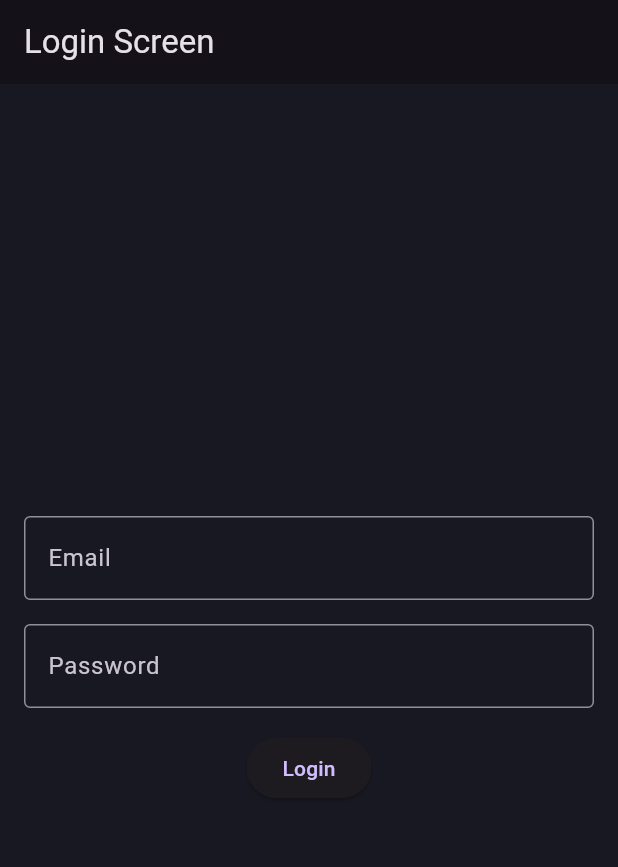
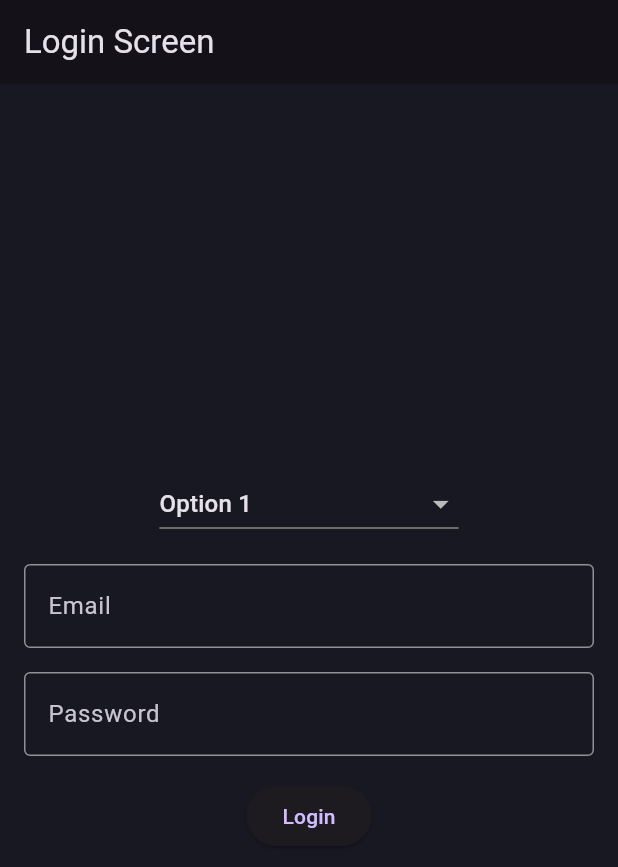
Before and after one commit to sfrenchy/Querier, a Flutter app: the screen it shows after launch, after a tap on "Login", on a phone screen of 412 x 824 dp. Shown: the top 867 px of the screen. Run offline on Flutter 3.47's test engine with Material 3 defaults, Android fonts, the phone set to English and light mode, and no system bars; our stand-ins replace bloc, equatable, fl_chart, flutter_bloc, flutter_svg; network calls fail; Roboto replaces fonts that are missing (IBMPlexSans).

Commit message:
Added DropDown to select server connection (WIP)

```diff
--- a/querier/lib/login_bloc.dart
+++ /dev/null
@@ -1,23 +0,0 @@
-import 'package:bloc/bloc.dart';
-import 'package:equatable/equatable.dart';
-
-part 'login_event.dart';
-part 'login_state.dart';
-
-class LoginBloc extends Bloc<LoginEvent, LoginState> {
-  LoginBloc() : super(LoginInitial()) {
-    on<LoginButtonPressed>((event, emit) {
-      try {
-        // Replace this with your own login logic
-        Future.delayed(const Duration(seconds: 2));
-        if (event.email == "toto" && event.password == "tutu") {
-          LoginSuccess();
-        } else {
-          throw Exception("test exception");
-        }
-      } catch (error) {
-        print(LoginFailure(error: error.toString()));
-      }
-    });
-  }
-}
--- a/querier/lib/login_event.dart
+++ /dev/null
@@ -1,22 +0,0 @@
-part of 'login_bloc.dart';
-
-abstract class LoginEvent extends Equatable {
-  const LoginEvent();
-
-  @override
-  List<Object> get props => [];
-}
-
-class LoginButtonPressed extends LoginEvent {
-  final String email;
-  final String password;
-
-  const LoginButtonPressed({required this.email, required this.password});
-
-  @override
-  List<Object> get props => [email, password];
-
-  @override
-  String toString() =>
-      'LoginButtonPressed { email: $email, password: $password }';
-}
--- a/querier/lib/login_screen.dart
+++ /dev/null
@@ -1,95 +0,0 @@
-import 'package:flutter/material.dart';
-import 'package:flutter_bloc/flutter_bloc.dart';
-import 'login_bloc.dart';
-
-class LoginScreen extends StatefulWidget {
-  const LoginScreen({Key? key}) : super(key: key);
-
-  @override
-  _LoginScreenState createState() => _LoginScreenState();
-}
-
-class _LoginScreenState extends State<LoginScreen> {
-  final _emailController = TextEditingController();
-  final _passwordController = TextEditingController();
-
-  @override
-  void dispose() {
-    _emailController.dispose();
-    _passwordController.dispose();
-    super.dispose();
-  }
-
-  @override
-  Widget build(BuildContext context) {
-    final loginBloc = BlocProvider.of<LoginBloc>(context);
-
-    return Directionality(
-      textDirection: TextDirection.ltr,
-      child: Scaffold(
-        appBar: AppBar(
-          title: const Text('Login Screen'),
-        ),
-        body: BlocListener<LoginBloc, LoginState>(
-          listener: (context, state) {
-            if (state is LoginFailure) {
-              ScaffoldMessenger.of(context)
-                ..hideCurrentSnackBar()
-                ..showSnackBar(SnackBar(
-                  content: Text(state.error),
-                  duration: const Duration(seconds: 3),
-                ));
-            }
-          },
-          child: BlocBuilder<LoginBloc, LoginState>(
-            builder: (context, state) {
-              return Padding(
-                padding: const EdgeInsets.all(16.0),
-                child: Column(
-                  mainAxisAlignment: MainAxisAlignment.center,
-                  children: <Widget>[
-                    TextFormField(
-                      controller: _emailController,
-                      decoration: const InputDecoration(
-                        labelText: 'Email',
-                        border: OutlineInputBorder(),
-                      ),
-                    ),
-                    const SizedBox(height: 16),
-                    TextFormField(
-                      controller: _passwordController,
-                      obscureText: true,
-                      decoration: const InputDecoration(
-                        labelText: 'Password',
-                        border: OutlineInputBorder(),
-                      ),
-                    ),
-                    const SizedBox(height: 16),
-                    ElevatedButton(
-                      onPressed: state is! LoginLoading
-                          ? () {
-                              loginBloc.add(
-                                LoginButtonPressed(
-                                  email: _emailController.text,
-                                  password: _passwordController.text,
-                                ),
-                              );
-                            }
-                          : null,
-                      child: const Text('Login'),
-                    ),
-                    if (state is LoginLoading)
-                      const Padding(
-                        padding: EdgeInsets.all(8.0),
-                        child: CircularProgressIndicator(),
-                      ),
-                  ],
-                ),
-              );
-            },
-          ),
-        ),
-      ),
-    );
-  }
-}
--- a/querier/lib/main.dart
+++ b/querier/lib/main.dart
@@ -2,8 +2,8 @@ import 'package:flutter/material.dart';
 import 'package:flutter_bloc/flutter_bloc.dart';
 import 'package:querier/const.dart';
 import 'package:querier/dashboard.dart';
-import 'package:querier/login_screen.dart';
-import 'package:querier/login_bloc.dart';
+import 'package:querier/pages/login/login_screen.dart';
+import 'package:querier/pages/login/login_bloc.dart';
 
 void main() {
   runApp(QuerierApp());
--- /dev/null
+++ b/querier/lib/model/available_api_url.dart
@@ -0,0 +1,6 @@
+class AvailableApiUrl {
+  final String id;
+  final String url;
+
+  AvailableApiUrl({required this.id, required this.url});
+}
--- /dev/null
+++ b/querier/lib/pages/login/login_bloc.dart
@@ -0,0 +1,45 @@
+import 'package:bloc/bloc.dart';
+import 'package:equatable/equatable.dart';
+import 'package:querier/model/available_api_url.dart';
+
+part 'login_event.dart';
+part 'login_state.dart';
+
+class LoginBloc extends Bloc<LoginEvent, LoginState> {
+  final List<AvailableApiUrl> apiUrls = [
+    AvailableApiUrl(id: '1', url: 'Option 1'),
+    AvailableApiUrl(id: '2', url: 'Option 2'),
+    AvailableApiUrl(id: '3', url: 'Option 3'),
+    AvailableApiUrl(id: '4', url: 'Option 4'),
+  ];
+  AvailableApiUrl? selectedApiUrl;
+
+  LoginBloc() : super(LoginInitial()) {
+    emit(DropdownOptionSelectedState(apiUrls, apiUrls.first)); // Modifié ici
+    selectedApiUrl = apiUrls.first;
+    _emitDropdownState();
+
+    on<LoginButtonPressed>((event, emit) async {
+      try {
+        await Future.delayed(const Duration(seconds: 2));
+        if (event.email == "toto" && event.password == "tutu") {
+          emit(LoginSuccess());
+        } else {
+          emit(LoginFailure(error: "test exception"));
+        }
+      } catch (error) {
+        emit(LoginFailure(error: error.toString()));
+      }
+    });
+
+    on<ApiUrlOptionEvent>((event, emit) {
+      selectedApiUrl = event.selectedApiUrl;
+      print("Selected option updated to: $selectedApiUrl"); // Debugging line
+      _emitDropdownState();
+    });
+  }
+
+  void _emitDropdownState() {
+    emit(DropdownOptionSelectedState(apiUrls, selectedApiUrl!));
+  }
+}
--- /dev/null
+++ b/querier/lib/pages/login/login_event.dart
@@ -0,0 +1,32 @@
+part of 'login_bloc.dart';
+
+class ApiUrlOptionEvent extends LoginEvent {
+  final AvailableApiUrl selectedApiUrl;
+
+  ApiUrlOptionEvent(this.selectedApiUrl);
+  @override
+  String toString() => 'ApiUrlOptionEvent change [id: $selectedApiUrl.id]';
+}
+
+abstract class LoginEvent extends Equatable {
+  const LoginEvent();
+
+  @override
+  List<Object> get props => [];
+}
+
+class LoginButtonPressed extends LoginEvent {
+  final String apiUrl;
+  final String email;
+  final String password;
+
+  const LoginButtonPressed(
+      {required this.apiUrl, required this.email, required this.password});
+
+  @override
+  List<Object> get props => [apiUrl, email, password];
+
+  @override
+  String toString() =>
+      'LoginButtonPressed { apiUrl: $apiUrl, email: $email, password: $password }';
+}
--- /dev/null
+++ b/querier/lib/pages/login/login_screen.dart
@@ -0,0 +1,123 @@
+import 'package:flutter/material.dart';
+import 'package:flutter_bloc/flutter_bloc.dart';
+import 'package:querier/model/available_api_url.dart';
+import 'login_bloc.dart';
+
+class LoginScreen extends StatefulWidget {
+  const LoginScreen({Key? key}) : super(key: key);
+
+  @override
+  _LoginScreenState createState() => _LoginScreenState();
+}
+
+class _LoginScreenState extends State<LoginScreen> {
+  final _emailController = TextEditingController();
+  final _passwordController = TextEditingController();
+
+  @override
+  void dispose() {
+    _emailController.dispose();
+    _passwordController.dispose();
+    super.dispose();
+  }
+
+  @override
+  Widget build(BuildContext context) {
+    final loginBloc = BlocProvider.of<LoginBloc>(context);
+
+    return Scaffold(
+      appBar: AppBar(
+        title: const Text('Login Screen'),
+      ),
+      body: BlocListener<LoginBloc, LoginState>(
+        listener: (context, state) {
+          if (state is LoginFailure) {
+            ScaffoldMessenger.of(context)
+              ..hideCurrentSnackBar()
+              ..showSnackBar(SnackBar(
+                content: Text(state.error),
+                duration: const Duration(seconds: 3),
+              ));
+          }
+        },
+        child: BlocBuilder<LoginBloc, LoginState>(
+          builder: (context, state) {
+            AvailableApiUrl? selectedOption;
+            List<AvailableApiUrl> options = [];
+
+            // Vérification de l'état actuel pour récupérer les options et la sélection
+            if (state is DropdownOptionSelectedState) {
+              selectedOption = state.selectedOption;
+              options = state.options;
+              print(
+                  "Current selected option in UI: $selectedOption"); // Debugging line
+            }
+
+            return Padding(
+              padding: const EdgeInsets.all(16.0),
+              child: Column(
+                mainAxisAlignment: MainAxisAlignment.center,
+                children: <Widget>[
+                  DropdownButton<AvailableApiUrl>(
+                    value: selectedOption,
+                    hint: const Text("Sélectionnez une option"),
+                    items: options.map((AvailableApiUrl apiUrl) {
+                      return DropdownMenuItem<AvailableApiUrl>(
+                        value: apiUrl,
+                        child: Text(apiUrl.url), // Utiliser le label ici
+                      );
+                    }).toList(),
+                    onChanged: (AvailableApiUrl? newValue) {
+                      if (newValue != null) {
+                        print(
+                            "UI selected option: $newValue"); // Log pour vérifier la sélection de l’UI
+                        loginBloc.add(ApiUrlOptionEvent(newValue));
+                      }
+                    },
+                  ),
+                  const SizedBox(height: 16),
+                  TextFormField(
+                    controller: _emailController,
+                    decoration: const InputDecoration(
+                      labelText: 'Email',
+                      border: OutlineInputBorder(),
+                    ),
+                  ),
+                  const SizedBox(height: 16),
+                  TextFormField(
+                    controller: _passwordController,
+                    obscureText: true,
+                    decoration: const InputDecoration(
+                      labelText: 'Password',
+                      border: OutlineInputBorder(),
+                    ),
+                  ),
+                  const SizedBox(height: 16),
+                  ElevatedButton(
+                    onPressed: state is! LoginLoading
+                        ? () {
+                            loginBloc.add(
+                              LoginButtonPressed(
+                                apiUrl: selectedOption?.url ?? "",
+                                email: _emailController.text,
+                                password: _passwordController.text,
+                              ),
+                            );
+                          }
+                        : null,
+                    child: const Text('Login'),
+                  ),
+                  if (state is LoginLoading)
+                    const Padding(
+                      padding: EdgeInsets.all(8.0),
+                      child: CircularProgressIndicator(),
+                    ),
+                ],
+              ),
+            );
+          },
+        ),
+      ),
+    );
+  }
+}
--- a/querier/lib/login_state.dart
+++ b/querier/lib/pages/login/login_state.dart
@@ -1,4 +1,19 @@
 part of 'login_bloc.dart';
+
+abstract class DropdownState {}
+
+class DropdownOptionSelectedState extends LoginState {
+  final List<AvailableApiUrl> options; // Changer ici
+  final AvailableApiUrl selectedOption; // Changer ici
+
+  const DropdownOptionSelectedState(this.options, this.selectedOption);
+
+  @override
+  List<Object> get props => [
+        options,
+        selectedOption
+      ]; // Ajoutez cela pour que l'état soit équitablement comparé.
+}
 
 abstract class LoginState extends Equatable {
   const LoginState();
```
Also changed, not shown: 1 other file.
